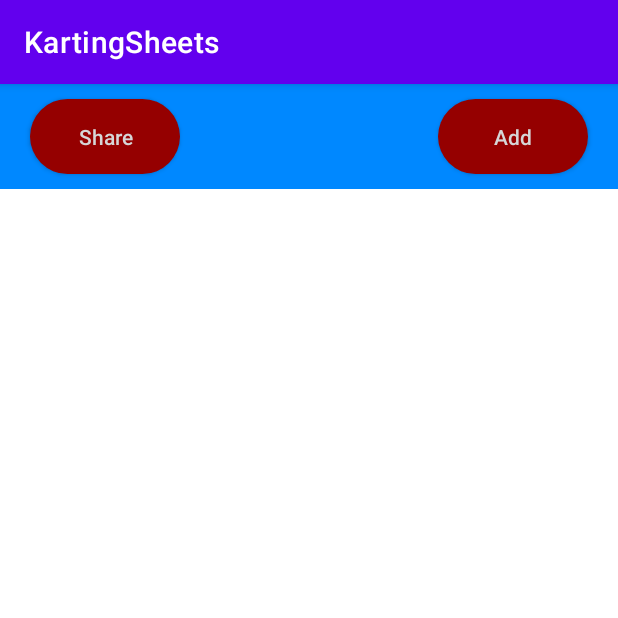
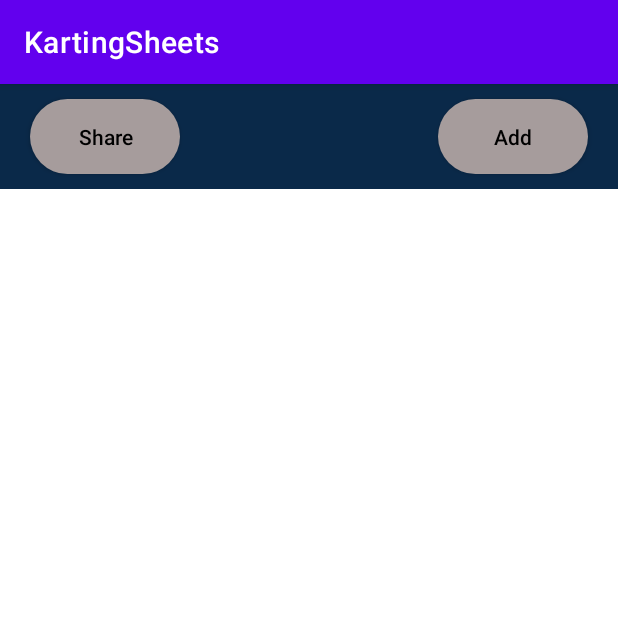
Before and after one commit to JQueimado/TimeSheets, an Android app: the screen it shows after launch (MainActivity), on a phone screen of 412 x 824 dp, the top half of it. Run offline under Robolectric (Android 15) with nearby library versions, the phone set to English and light mode, and no system bars.

Commit message:
changed nav and buttons colors

```diff
--- a/KartingSheets/app/src/main/res/values/colors.xml
+++ b/KartingSheets/app/src/main/res/values/colors.xml
@@ -8,8 +8,8 @@
     <color name="black">#FF000000</color>
     <color name="white">#FFFFFFFF</color>
 
-    <color name="nav_color">#0088FF</color>
-    <color name="nav_button">#FFFFFF</color>
-    <color name="nav_button_color">#950000</color>
+    <color name="nav_color">#0A2949</color>
+    <color name="nav_button_text_color">#000000</color>
+    <color name="nav_button_color">#A69C9C</color>
 
 </resources>
```
